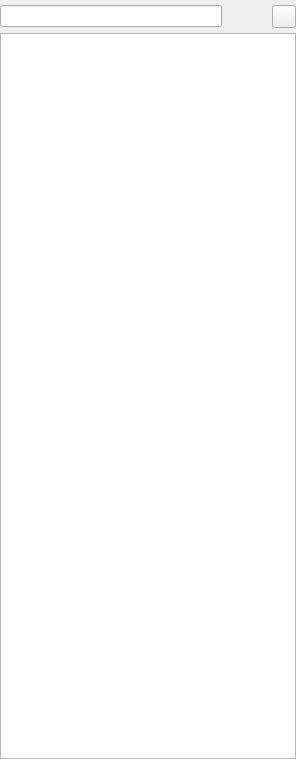
ewerybody/a2, file ui/a2widget/a2module_list.ui: the form before one commit.
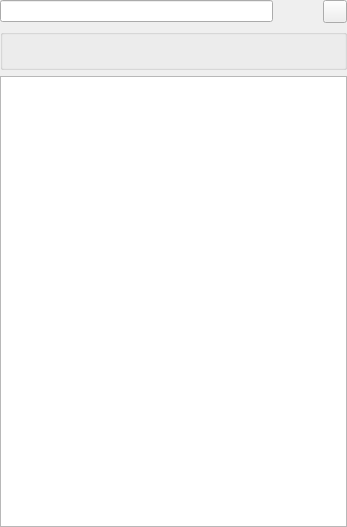
The form after the commit. Custom widgets are drawn as their Qt base class.

Commit message:
module list: added info label & ...
made none enabled ensure showing all
fixed #243

Patch:
```diff
--- a/ui/a2widget/a2module_list.ui
+++ b/ui/a2widget/a2module_list.ui
@@ -6,22 +6,19 @@
    <rect>
     <x>0</x>
     <y>0</y>
-    <width>296</width>
-    <height>759</height>
+    <width>347</width>
+    <height>527</height>
    </rect>
   </property>
   <property name="windowTitle">
    <string notr="true">Form</string>
   </property>
   <layout class="QVBoxLayout" name="module_list_layout">
-   <property name="spacing">
-    <number>5</number>
-   </property>
    <property name="leftMargin">
     <number>0</number>
    </property>
    <property name="topMargin">
-    <number>5</number>
+    <number>0</number>
    </property>
    <property name="rightMargin">
     <number>0</number>
@@ -34,6 +31,9 @@
      <property name="spacing">
       <number>5</number>
      </property>
+     <property name="bottomMargin">
+      <number>0</number>
+     </property>
      <item>
       <widget class="QLineEdit" name="search_field"/>
      </item>
@@ -49,6 +49,25 @@
      </item>
     </layout>
    </item>
+   <item>
+    <widget class="QGroupBox" name="a2modlist_label_group">
+     <property name="styleSheet">
+      <string notr="true">b</string>
+     </property>
+     <property name="title">
+      <string/>
+     </property>
+     <layout class="QVBoxLayout" name="verticalLayout">
+      <item>
+       <widget class="QLabel" name="label">
+        <property name="text">
+         <string notr="true"/>
+        </property>
+       </widget>
+      </item>
+     </layout>
+    </widget>
+   </item>
    <item>
     <widget class="A2ModList" name="a2module_list_widget">
      <property name="horizontalScrollBarPolicy">
```
The commit also changes 3 other files.
